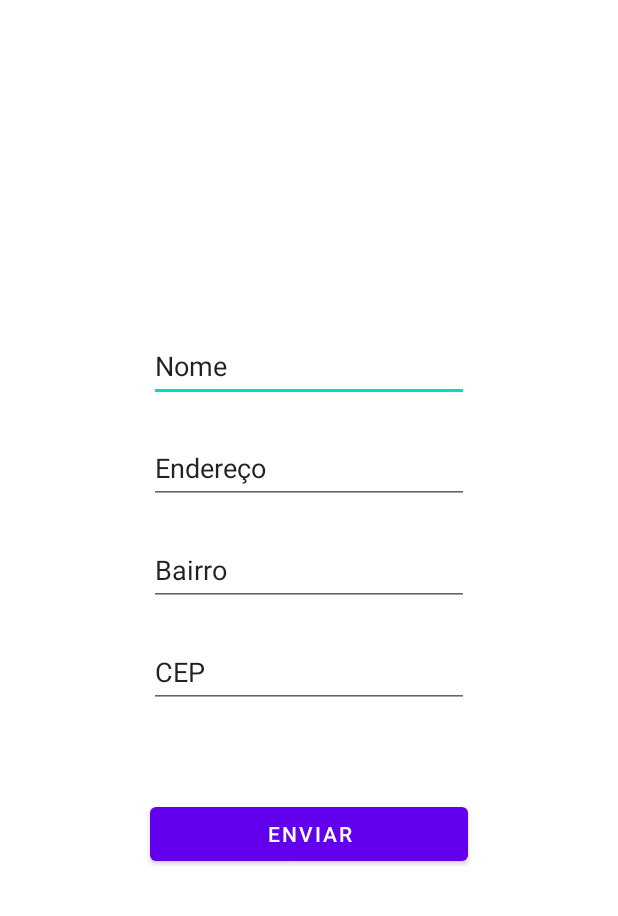
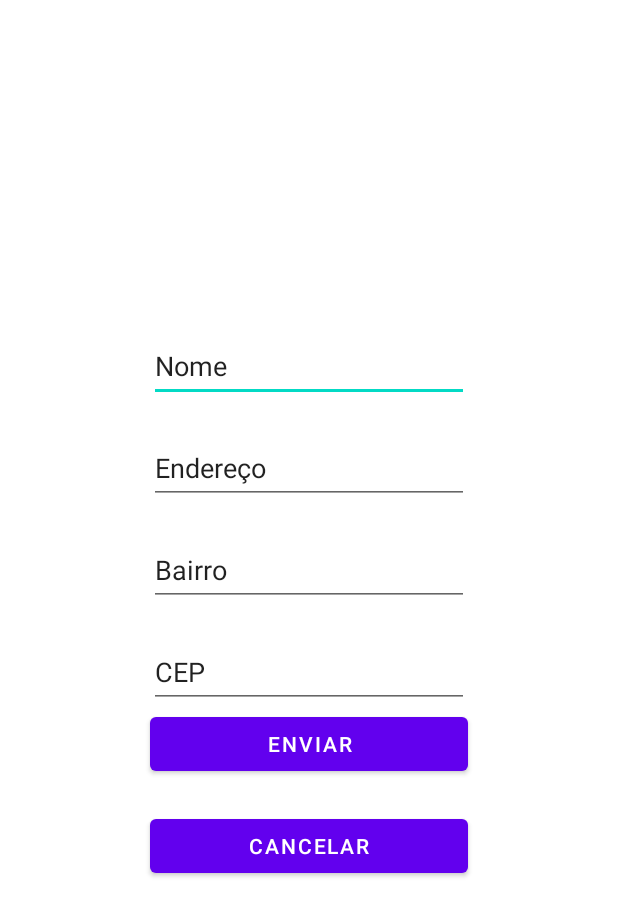
Before and after one commit to devlhm/KotlinFirestore, an Android app: the layout activity_person.xml on its own in the app's theme, with its tools: preview values and no code run, on a phone screen of 412 x 824 dp. Shown: the top 916 px of the screen. Run offline under Robolectric (Android 15) with nearby library versions, the phone set to English and light mode, and no system bars.

Commit message:
adding crud

```diff
--- a/app/src/main/AndroidManifest.xml
+++ b/app/src/main/AndroidManifest.xml
@@ -14,10 +14,14 @@
         android:theme="@style/Theme.KotlinFirestore"
         tools:targetApi="31">
         <activity
+            android:name=".PersonActivity"
+            android:exported="false" />
+        <activity
             android:name=".MainActivity"
             android:exported="true">
             <intent-filter>
                 <action android:name="android.intent.action.MAIN" />
+
                 <category android:name="android.intent.category.LAUNCHER" />
             </intent-filter>
         </activity>
--- a/app/src/main/res/layout/activity_main.xml
+++ b/app/src/main/res/layout/activity_person.xml
@@ -60,14 +60,26 @@
         app:layout_constraintTop_toBottomOf="@+id/editTextDistrict" />
 
     <Button
+        android:id="@+id/registerCancel"
+        android:layout_width="0dp"
+        android:layout_height="wrap_content"
+        android:layout_marginStart="100dp"
+        android:layout_marginTop="20dp"
+        android:layout_marginEnd="100dp"
+        android:text="@string/cancelar"
+        app:layout_constraintEnd_toEndOf="parent"
+        app:layout_constraintStart_toStartOf="parent"
+        app:layout_constraintTop_toBottomOf="@+id/registerSubmit" />
+
+    <Button
         android:id="@+id/registerSubmit"
         android:layout_width="0dp"
         android:layout_height="wrap_content"
         android:layout_marginStart="100dp"
-        android:layout_marginTop="60dp"
         android:layout_marginEnd="100dp"
         android:text="@string/enviar"
         app:layout_constraintEnd_toEndOf="parent"
+        app:layout_constraintHorizontal_bias="1.0"
         app:layout_constraintStart_toStartOf="parent"
         app:layout_constraintTop_toBottomOf="@+id/editTextCEP" />
 </androidx.constraintlayout.widget.ConstraintLayout>
--- a/app/src/main/res/values/strings.xml
+++ b/app/src/main/res/values/strings.xml
@@ -6,4 +6,5 @@
     <string name="endereco">Endereço</string>
     <string name="enviar">Enviar</string>
     <string name="x">X</string>
+    <string name="cancelar">cancelar</string>
 </resources>
```
Also changed, not shown: app/src/main/java/com/example/kotlinfirestore/MainActivity.kt (+24 -73 lines), app/src/main/java/com/example/kotlinfirestore/PersonActivity.kt (added, +97 -0 lines), app/src/main/java/com/example/kotlinfirestore/adapter/ListAdapter.kt (+21 -7 lines), app/src/main/java/com/example/kotlinfirestore/db/DatabaseHandler.kt (+11 -3 lines), app/src/main/java/com/example/kotlinfirestore/model/Person.kt (+5 -2 lines).
